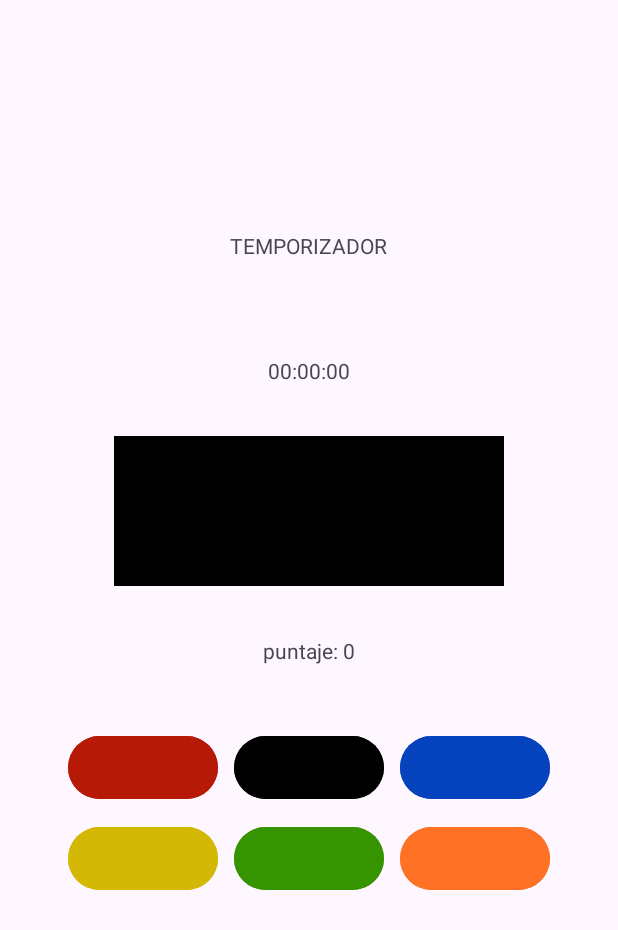
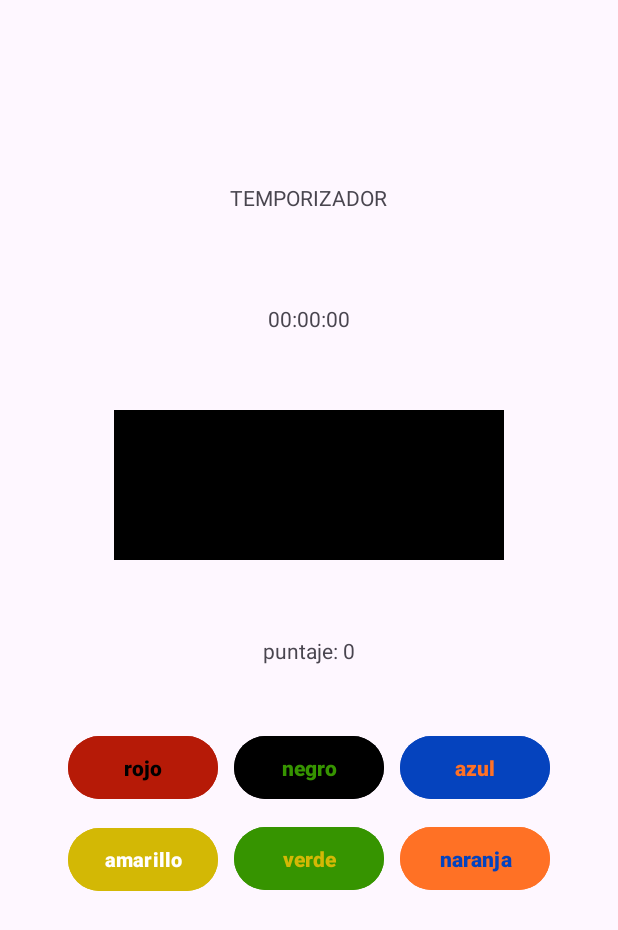
Before and after one commit to diegoxnov/ParcialDispositivosMoviles, an Android app: the screen it shows after launch (MainActivity), on a phone screen of 412 x 824 dp. Shown: the top 930 px of the screen. Run offline under Robolectric (Android 15) with nearby library versions, the phone set to English and light mode, and no system bars.

Commit message:
Agregando logica a game fragment

```diff
--- a/ParcialJuego/app/src/main/java/com/example/parcialjuego/GameFragment.kt
+++ b/ParcialJuego/app/src/main/java/com/example/parcialjuego/GameFragment.kt
@@ -1,14 +1,65 @@
 package com.example.parcialjuego
 
+import android.graphics.Color
 import android.os.Bundle
 import androidx.fragment.app.Fragment
 import android.view.LayoutInflater
 import android.view.View
 import android.view.ViewGroup
+import android.widget.Button
+import android.widget.TextView
+import androidx.core.content.ContextCompat
 
 
 class GameFragment : Fragment(R.layout.fragment_game) {
 
+    private var colorName: String = ""
+    private var score: Int = 0
+    private lateinit var colorsList: List<Pair<String, Int>>
+    private val random = java.util.Random()
+
+    override fun onViewCreated(view: View, savedInstanceState: Bundle?) {
+        super.onViewCreated(view, savedInstanceState)
+        //atributos del xml
+        val valorTemporizador = view.findViewById<TextView>(R.id.txt_temporizador_valor)
+        val contenedorColor = view.findViewById<View>(R.id.cntn_color)
+        val puntaje = view.findViewById<TextView>(R.id.txt_puntaje)
+        val btnRed = view.findViewById<Button>(R.id.btn_red)
+        val btnBlack = view.findViewById<Button>(R.id.btn_black)
+        val btnBlue = view.findViewById<Button>(R.id.btn_blue)
+        val btnYellow = view.findViewById<Button>(R.id.btn_yellow)
+        val btnGreen = view.findViewById<Button>(R.id.btn_green)
+        val btnOrange = view.findViewById<Button>(R.id.btn_orange)
+        // Lista de colores, estos se estan capturando de colors.xml
+        colorsList = listOf(
+            "ROJO" to ContextCompat.getColor(requireContext(), R.color.red2),
+            "AZUL" to ContextCompat.getColor(requireContext(), R.color.blue),
+            "VERDE" to ContextCompat.getColor(requireContext(), R.color.green),
+            "AMARILLO" to ContextCompat.getColor(requireContext(), R.color.yellow),
+            "NARANJA" to ContextCompat.getColor(requireContext(), R.color.orange),
+            "NEGRO" to ContextCompat.getColor(requireContext(), R.color.black)
+        )
 
 
+
+    }
+
+    fun IniciarJuego(valorTemp: TextView){
+        valorTemp.text = "30"
+
+    }
+
+    fun ActualizarColorAleatorio(contentColor: View, colorList: List<Pair<String, Int>>) {
+        val (colorName, valorColor) = colorList.random()//usamos desestructuración, con esto obtenemos el nombre del color y el valor
+        contentColor.setBackgroundColor(valorColor)
+
+    }
+
+    fun VerificarRespuesta(colorSelect: String,contentColor: View,colorList: List<Pair<String, Int>>){
+        if (colorSelect == colorName){
+            score = score + 1
+            ActualizarColorAleatorio(contentColor,colorList)
+        }else ActualizarColorAleatorio(contentColor,colorList)
+    }
+
 }
--- a/ParcialJuego/app/src/main/res/layout/fragment_game.xml
+++ b/ParcialJuego/app/src/main/res/layout/fragment_game.xml
@@ -12,18 +12,19 @@
         android:layout_width="wrap_content"
         android:layout_height="wrap_content"
         android:text="@string/msg_temporizador_titulo"
-        android:layout_marginTop="90dp"
-        app:layout_constraintBottom_toTopOf="@+id/txt_temporizador"
+        android:layout_marginTop="60dp"
+        android:layout_marginBottom="0dp"
+        app:layout_constraintBottom_toTopOf="@+id/txt_temporizador_valor"
         app:layout_constraintEnd_toEndOf="parent"
         app:layout_constraintStart_toStartOf="parent"
         app:layout_constraintTop_toTopOf="parent" />
 
     <TextView
-        android:id="@+id/txt_temporizador"
+        android:id="@+id/txt_temporizador_valor"
         android:layout_width="wrap_content"
         android:layout_height="wrap_content"
         android:text="@string/msg_temporizador"
-        android:layout_marginTop="70dp"
+        android:layout_marginTop="0dp"
         app:layout_constraintBottom_toTopOf="@+id/txt_puntaje"
         app:layout_constraintEnd_toEndOf="parent"
         app:layout_constraintStart_toStartOf="parent"
@@ -37,7 +38,7 @@
         app:layout_constraintBottom_toTopOf="@+id/txt_puntaje"
         app:layout_constraintEnd_toEndOf="parent"
         app:layout_constraintStart_toStartOf="parent"
-        app:layout_constraintTop_toBottomOf="@+id/txt_temporizador" />
+        app:layout_constraintTop_toBottomOf="@+id/txt_temporizador_valor" />
 
 
     <TextView
@@ -70,6 +71,9 @@
             android:layout_margin="5dp"
             android:layout_width="100dp"
             android:layout_height="50dp"
+            android:text="@string/btn_red"
+            android:textStyle="bold"
+            android:textColor="@color/black"
             android:backgroundTint="@color/red2"/>
 
         <Button
@@ -77,6 +81,9 @@
             android:layout_margin="5dp"
             android:layout_width="100dp"
             android:layout_height="50dp"
+            android:text="@string/btn_black"
+            android:textStyle="bold"
+            android:textColor="@color/green"
             android:backgroundTint="@color/black"/>
 
         <Button
@@ -84,6 +91,9 @@
             android:layout_margin="5dp"
             android:layout_width="100dp"
             android:layout_height="50dp"
+            android:text="@string/btn_blue"
+            android:textStyle="bold"
+            android:textColor="@color/orange"
             android:backgroundTint="@color/blue"/>
 
         <Button
@@ -91,6 +101,10 @@
             android:layout_margin="5dp"
             android:layout_width="100dp"
             android:layout_height="50dp"
+            android:text="@string/msg_yellow"
+            android:textStyle="bold"
+            android:textSize="13dp"
+            android:textColor="@android:color/red"
             android:backgroundTint="@color/yellow"/>
 
         <Button
@@ -98,6 +112,9 @@
             android:layout_margin="5dp"
             android:layout_width="100dp"
             android:layout_height="50dp"
+            android:text="@string/msg_green"
+            android:textStyle="bold"
+            android:textColor="@color/yellow"
             android:backgroundTint="@color/green"/>
 
         <Button
@@ -105,6 +122,9 @@
             android:layout_margin="5dp"
             android:layout_width="100dp"
             android:layout_height="50dp"
+            android:text="@string/msg_orange"
+            android:textStyle="bold"
+            android:textColor="@color/blue"
             android:backgroundTint="@color/orange"/>
 
     </GridLayout>
--- a/ParcialJuego/app/src/main/res/values/strings.xml
+++ b/ParcialJuego/app/src/main/res/values/strings.xml
@@ -5,4 +5,10 @@
     <string name="msg_temporizador">00:00:00</string>
     <string name="msg_puntaje">puntaje: 0</string>
     <string name="msg_temporizador_titulo">TEMPORIZADOR</string>
+    <string name="btn_red">rojo</string>
+    <string name="btn_black">negro</string>
+    <string name="btn_blue">azul</string>
+    <string name="msg_yellow">amarillo</string>
+    <string name="msg_green">verde</string>
+    <string name="msg_orange">naranja</string>
 </resources>
```
